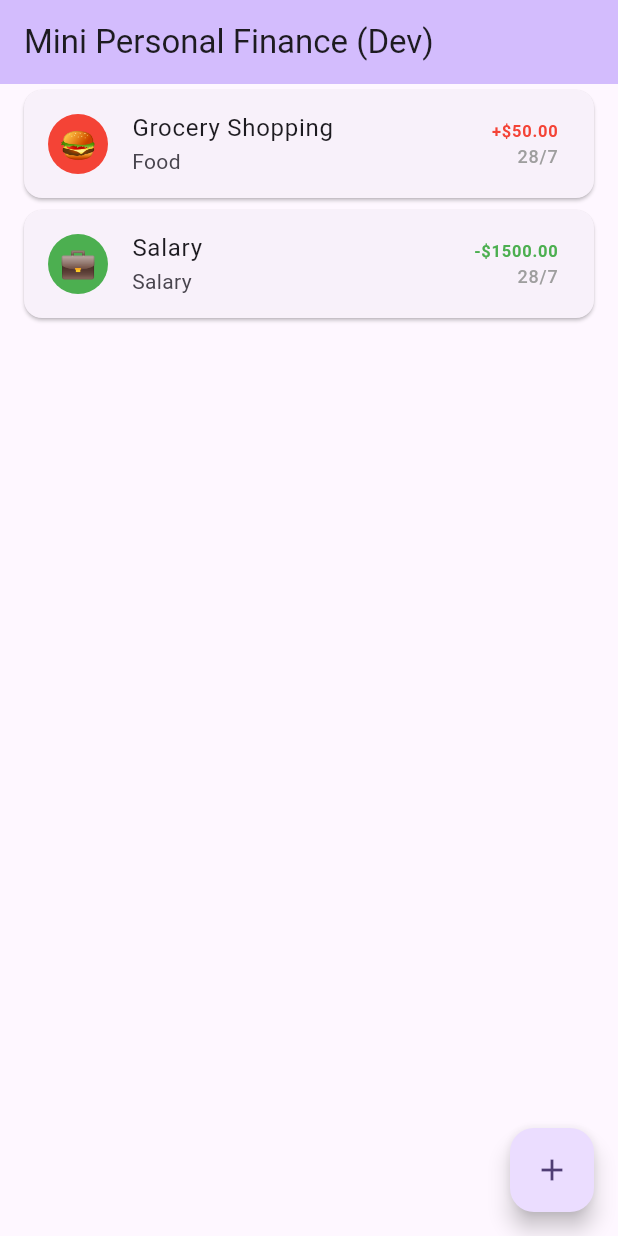
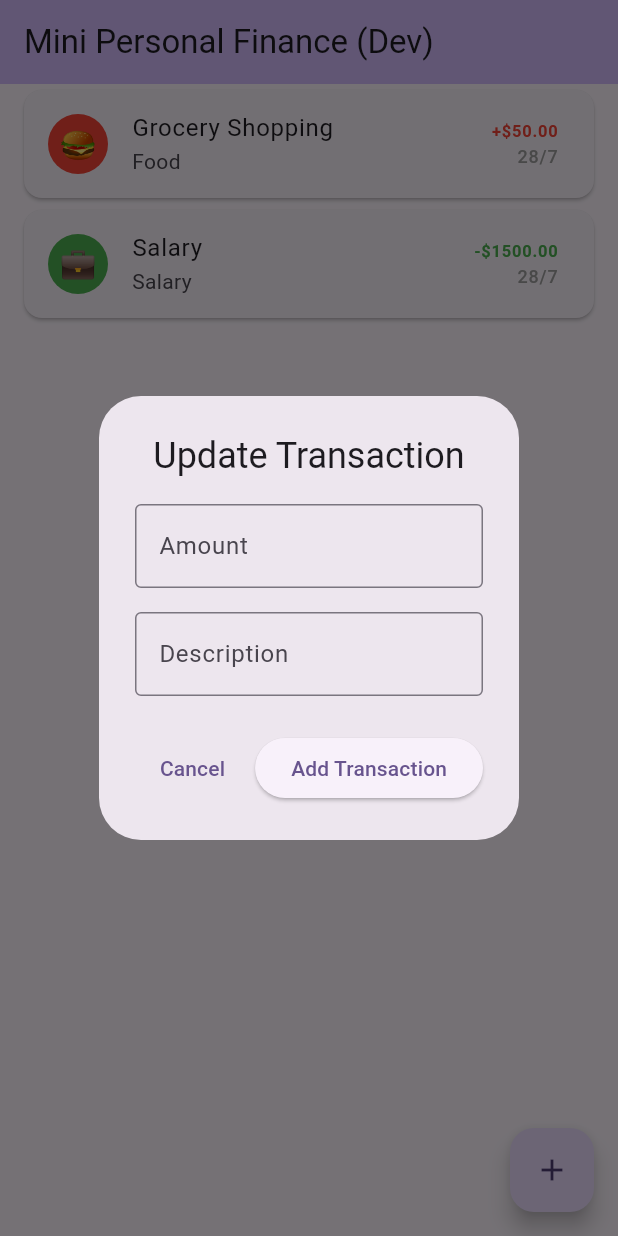
Before and after one commit to panachainy/mini_personal_finance_app, a Flutter app: the screen it shows after launch, after a tap on "Grocery Shopping", on a phone screen of 412 x 824 dp. Run offline on Flutter 3.47's test engine with Material 3 defaults, Android fonts, the phone set to English and light mode, and no system bars; our stand-ins replace bloc, firebase_core, freezed_annotation, get_it, injectable; accounts and stored records are empty; generated files the repository leaves out were written again.

Commit message:
feat(transaction): implement transaction dialog for adding and editing transactions

```diff
--- a/lib/features/home/presentation/pages/home.dart
+++ b/lib/features/home/presentation/pages/home.dart
@@ -2,6 +2,7 @@ import 'package:flutter/material.dart';
 import 'package:mini_personal_finance_app/features/home/data/models/transaction_category_model.dart';
 import 'package:mini_personal_finance_app/features/home/data/models/transaction_model.dart'
     show TransactionModel;
+import 'package:mini_personal_finance_app/features/home/presentation/widgets/transaction_dialog.dart';
 import 'package:mini_personal_finance_app/features/home/presentation/widgets/transaction_list.dart'
     show TransactionList;
 
@@ -52,7 +53,29 @@ class MyHomePage extends StatelessWidget {
                   ),
                 ],
                 onTap: (transaction) {
-                  // Handle tap
+                  showDialog(
+                    context: context,
+                    builder: (context) => TransactionDialog(
+                      onSubmit:
+                          (
+                            String? id,
+                            bool isExpense,
+                            String category,
+                            double amount,
+                            String description,
+                          ) {
+                            // Handle transaction creation
+                            // Navigator.of(context).pop();
+
+                            print('Transaction created: $description, $amount');
+                          },
+                      id: transaction.id,
+                      isExpense: transaction.category.isExpense,
+                      category: transaction.category.name,
+                      amount: transaction.amount,
+                      description: transaction.description,
+                    ),
+                  );
                 },
                 onDelete: (transaction) {
                   // Handle delete
@@ -64,7 +87,22 @@ class MyHomePage extends StatelessWidget {
       ),
       floatingActionButton: FloatingActionButton(
         onPressed: () {
-          // TODO: Navigate to add transaction page
+          showDialog(
+            context: context,
+            builder: (context) => TransactionDialog(
+              onSubmit:
+                  (
+                    String? id,
+                    bool isExpense,
+                    String category,
+                    double amount,
+                    String description,
+                  ) {
+                    // Handle transaction creation
+                    print('Transaction created: $description, $amount');
+                  },
+            ),
+          );
         },
         tooltip: 'Add Transaction',
         child: const Icon(Icons.add),
--- /dev/null
+++ b/lib/features/home/presentation/widgets/transaction_dialog.dart
@@ -0,0 +1,87 @@
+import 'package:flutter/material.dart';
+
+class TransactionDialog extends StatelessWidget {
+  final Function(
+    String? id,
+    bool isExpense,
+    String category,
+    double amount,
+    String description,
+  )?
+  onSubmit;
+
+  const TransactionDialog({
+    super.key,
+    this.onSubmit,
+    this.id,
+    this.isExpense,
+    this.category,
+    this.amount,
+    this.description,
+  });
+
+  // if have id it edit case
+  final String? id;
+  final bool? isExpense;
+  final String? category;
+  final double? amount;
+  final String? description;
+
+  @override
+  Widget build(BuildContext context) {
+    final amountController = TextEditingController();
+    final descriptionController = TextEditingController();
+
+    return AlertDialog(
+      title: Text(
+        id != null ? 'Update Transaction' : 'Add Transaction',
+        textAlign: TextAlign.center,
+      ),
+      content: Column(
+        mainAxisSize: MainAxisSize.min,
+        crossAxisAlignment: CrossAxisAlignment.stretch,
+        children: [
+          TextField(
+            controller: amountController,
+            keyboardType: TextInputType.number,
+            decoration: const InputDecoration(
+              labelText: 'Amount',
+              prefixText: '\$',
+              border: OutlineInputBorder(),
+            ),
+          ),
+          const SizedBox(height: 16),
+          TextField(
+            controller: descriptionController,
+            decoration: const InputDecoration(
+              labelText: 'Description',
+              border: OutlineInputBorder(),
+            ),
+          ),
+        ],
+      ),
+      actions: [
+        TextButton(
+          onPressed: () => Navigator.of(context).pop(),
+          child: const Text('Cancel'),
+        ),
+        ElevatedButton(
+          onPressed: () {
+            final amount = double.tryParse(amountController.text);
+            if (amount != null) {
+              onSubmit?.call(
+                id,
+                isExpense ?? false,
+                category ?? '',
+                amount,
+                descriptionController.text,
+              );
+              Navigator.of(context).pop();
+            }
+          },
+          child: const Text('Add Transaction'),
+        ),
+      ],
+    );
+  }
+}
```
